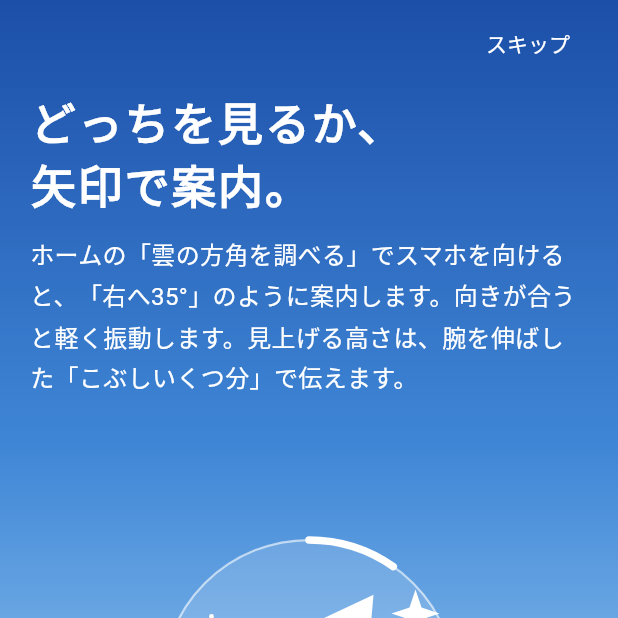
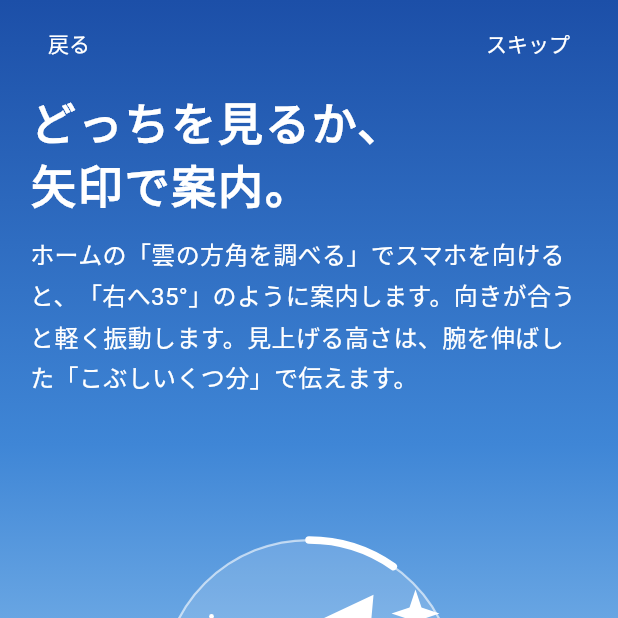
Before and after one commit to tsuchida-y/thunder_cloud_app, a Flutter app: the screen it shows after launch, swiped to page 2, on a phone screen of 412 x 824 dp, the top half of it. Run offline on Flutter 3.47's test engine with Material 3 defaults, Android fonts, the phone set to English and light mode, and no system bars; our stand-ins replace cloud_firestore, firebase_auth, firebase_core, firebase_messaging, flutter_compass, flutter_local_notifications and 5 more; missing offline and left inert: home_widget, purchases_flutter; accounts and stored records are empty; generated files the repository leaves out were written again; Roboto replaces fonts that are missing (Zen Maru Gothic, Zen Old Mincho).

Commit message:
feat:使い方に戻るボタンを足し、許可の前でも2枚目の矢印が動くようにする
iPhone は位置情報を許可する前は本当の北の角度が使えず、矢印が動かなかった。そのときは端末の動きから出した磁北の角度を使う。

Co-Authored-By: Claude Sonnet 5.5 <noreply@anthropic.com>
Claude-Session: https://claude.ai/code/session_01N5EXJkkzTrSXffuBTQHK6K

```diff
--- a/lib/screens/intro/intro_screen.dart
+++ b/lib/screens/intro/intro_screen.dart
@@ -63,6 +63,8 @@ class _IntroScreenState extends State<IntroScreen> {
     }
   }
 
+  void _back() => _pages.previousPage(duration: const Duration(milliseconds: 300), curve: Curves.easeOut);
+
   @override
   Widget build(BuildContext context) {
     return SkyPage(
@@ -74,15 +76,18 @@ class _IntroScreenState extends State<IntroScreen> {
         children: [
           SizedBox(
             height: 44,
-            child: Align(
-              alignment: Alignment.centerRight,
-              child: _isLast
-                  ? null
-                  : TextLinkButton(
-                      label: widget.fromSettings ? '閉じる' : 'スキップ',
-                      color: Colors.white,
-                      onPressed: _finish,
-                    ),
+            child: Row(
+              children: [
+                // 2枚目以降は、ひとつ前に戻れる
+                if (_index > 0) TextLinkButton(label: '戻る', color: Colors.white, onPressed: _back),
+                const Spacer(),
+                if (!_isLast)
+                  TextLinkButton(
+                    label: widget.fromSettings ? '閉じる' : 'スキップ',
+                    color: Colors.white,
+                    onPressed: _finish,
+                  ),
+              ],
             ),
           ),
           Expanded(
@@ -216,7 +221,7 @@ class _FinderPageState extends State<_FinderPage> {
   @override
   void initState() {
     super.initState();
-    _sub = CompassService.headings().listen((h) {
+    _sub = CompassService.headings(allowMagneticFallback: true).listen((h) {
       if (!mounted) return;
       final previous = _heading;
       // 細かく揺れないよう、前の値に少しずつ寄せる（方角ガイドと同じ）
--- a/lib/services/compass/compass_service.dart
+++ b/lib/services/compass/compass_service.dart
@@ -47,7 +47,10 @@ class CompassService {
   static const String _fakeHeading = kDebugMode ? String.fromEnvironment('FAKE_HEADING') : '';
 
   /// 方位センサーの値。センサーがない端末（シミュレータなど）では何も届かない
-  static Stream<Heading> headings({double declinationDeg = 0}) {
+  ///
+  /// iPhone は、位置情報を許可する前は本当の北の角度が負（使えない）で届く。[allowMagneticFallback] が true なら、
+  /// そのときは端末の動きから出した磁北の角度を使う（はじめの使い方の見本用。偏角は直さないので数°ずれる）
+  static Stream<Heading> headings({double declinationDeg = 0, bool allowMagneticFallback = false}) {
     final fake = double.tryParse(_fakeHeading);
     if (fake != null) {
       return Stream.periodic(const Duration(milliseconds: 200), (_) => Heading(fake, 10));
@@ -55,7 +58,9 @@ class CompassService {
     final events = FlutterCompass.events;
     if (events == null) return const Stream.empty();
     return events.where((e) => e.heading != null).map((e) {
-      final deg = (e.heading! + declinationDeg) % 360;
+      var base = e.heading!;
+      if (allowMagneticFallback && base < 0) base = e.headingForCameraMode ?? base;
+      final deg = (base + declinationDeg) % 360;
       return Heading(deg < 0 ? deg + 360 : deg, e.accuracy);
     });
   }
```
